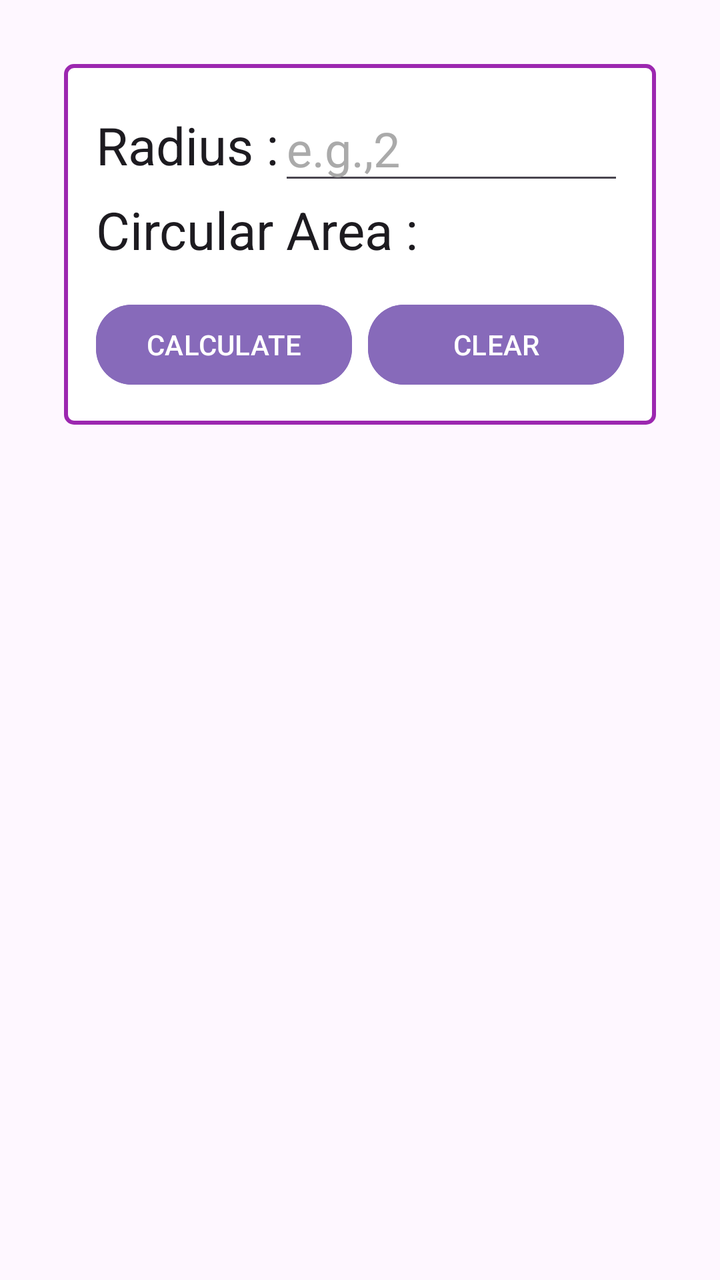
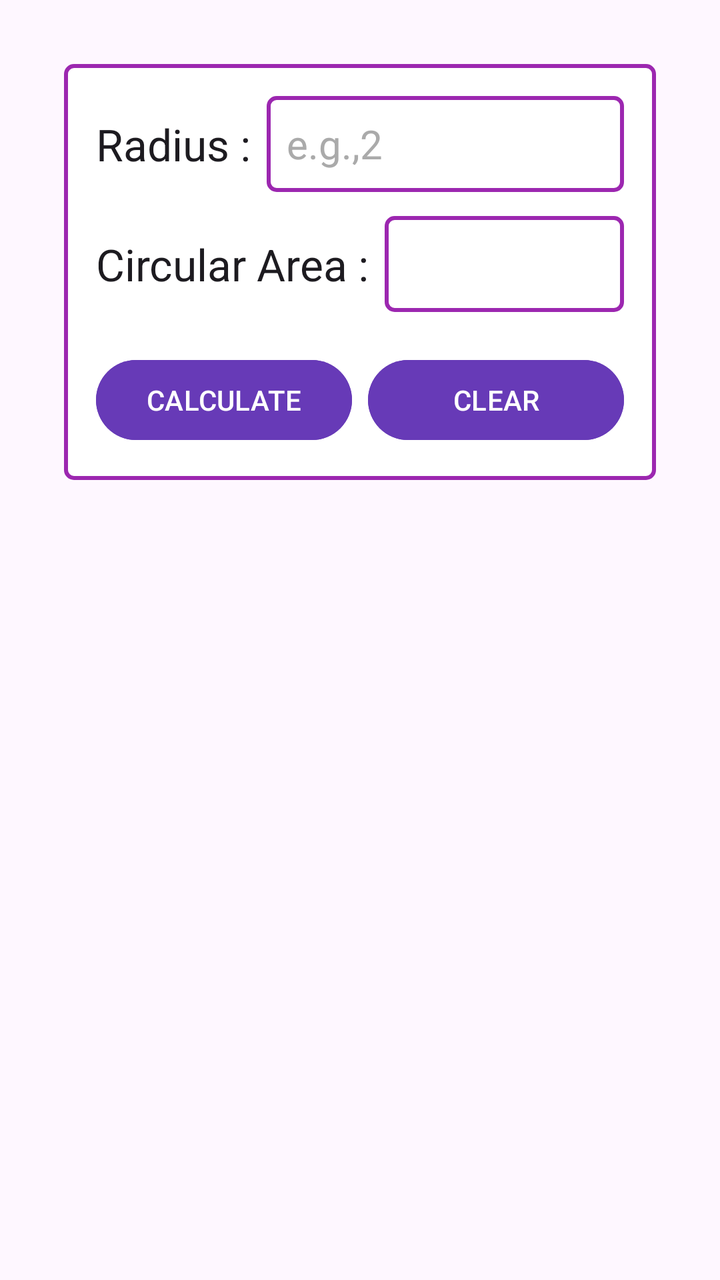

The first picture is an Android layout as it rendered before a commit; the second is the same layout after the commit. The layout source and the unified diff follow.
<!-- AndroidManifest.xml: application theme Theme.MiniAssignment4 -->
<!-- res/layout/activity_main.xml -->
<?xml version="1.0" encoding="utf-8"?>
<LinearLayout xmlns:android="http://schemas.android.com/apk/res/android"
    xmlns:app="http://schemas.android.com/apk/res-auto"
    xmlns:tools="http://schemas.android.com/tools"
    android:id="@+id/main"
    android:layout_width="match_parent"
    android:layout_height="match_parent"
    android:orientation="vertical"
    android:padding="16dp"
    tools:context=".MainActivity">

    
    <LinearLayout
        android:layout_width="match_parent"
        android:layout_height="wrap_content"
        android:background="@drawable/purple_border"
        android:layout_margin="16dp"
        android:orientation="vertical"
        android:padding="16dp"
        tools:ignore="UselessParent">

        
        <LinearLayout
            android:layout_width="match_parent"
            android:layout_height="wrap_content"
            android:gravity="center_vertical"
            android:orientation="horizontal">

            <TextView
                android:id="@+id/redius"
                android:layout_width="wrap_content"
                android:layout_height="wrap_content"
                android:text="@string/label_radius"
                android:textAppearance="@style/TextAppearance.AppCompat.Large"
                android:textSize="26sp" />

            <EditText
                android:id="@+id/input"
                android:layout_width="0dp"
                android:layout_height="wrap_content"
                android:layout_weight="1"
                android:hint="@string/hint_radius"
                android:importantForAutofill="no"
                android:inputType="numberDecimal"
                android:textColorHint="#AAAAAA"
                android:textSize="24sp"
                tools:ignore="TooWide" />

        </LinearLayout>

        
        <LinearLayout
            android:layout_width="match_parent"
            android:layout_height="wrap_content"
            android:layout_marginBottom="16dp"
            android:gravity="center_vertical"
            android:orientation="horizontal">

            <TextView
                android:id="@+id/CircularArea"
                android:layout_width="wrap_content"
                android:layout_height="wrap_content"
                android:text="@string/label_area"
                android:textAppearance="@style/TextAppearance.AppCompat.Large"
                android:textSize="26sp" />

            <TextView
                android:id="@+id/Result"
                android:layout_width="0dp"
                android:layout_height="wrap_content"
                android:layout_weight="1"
                android:textAppearance="@style/TextAppearance.AppCompat.Large"
                android:textSize="23sp" />

        </LinearLayout>

        
        <LinearLayout
            android:layout_width="match_parent"
            android:layout_height="wrap_content"
            android:orientation="horizontal">

            <com.google.android.material.button.MaterialButton
                android:id="@+id/calculate"
                android:layout_width="0dp"
                android:layout_height="wrap_content"
                android:layout_marginEnd="8dp"
                android:layout_weight="1"
                android:backgroundTint="#876ABA"
                android:text="@string/btn_calculate"
                app:cornerRadius="18dp"
                tools:ignore="TooWide" />

            <com.google.android.material.button.MaterialButton
                android:id="@+id/clear"
                android:layout_width="0dp"
                android:layout_height="wrap_content"
                android:layout_weight="1"
                android:backgroundTint="#876ABA"
                android:text="@string/btn_clear"
                app:cornerRadius="18dp"
                tools:ignore="TooWide" />
        </LinearLayout>

    </LinearLayout>

</LinearLayout>
<!-- resources referenced by this layout -->
<resources>
  <!-- drawable purple_border (drawable) -->
  <?xml version="1.0" encoding="utf-8"?>
  <shape xmlns:android="http://schemas.android.com/apk/res/android"
      android:shape="rectangle">
      
      <solid android:color="#FFFFFF" />
  
      
      <stroke
          android:width="2dp"
          android:color="#9C27B0" />
  
      
      <corners android:radius="4dp" />
  </shape>
  <string name="btn_calculate">CALCULATE</string>
  <string name="btn_clear">CLEAR</string>
  <string name="hint_radius">e.g.,2</string>
  <string name="label_area">Circular Area :</string>
  <string name="label_radius">Radius :</string>
  <style name="Theme.MiniAssignment4" parent="Base.Theme.MiniAssignment4" />
  <style name="Base.Theme.MiniAssignment4" parent="Theme.Material3.DayNight.NoActionBar">
          
          
      </style>
</resources>

<!-- the commit's change to res/layout/activity_main.xml (unified diff, before → after) -->
@@ -5,6 +5,7 @@
     android:id="@+id/main"
     android:layout_width="match_parent"
     android:layout_height="match_parent"
+    android:layout_marginTop="100dp"
     android:orientation="vertical"
     android:padding="16dp"
     tools:context=".MainActivity">
@@ -13,8 +14,8 @@
     <LinearLayout
         android:layout_width="match_parent"
         android:layout_height="wrap_content"
+        android:layout_margin="16dp"
         android:background="@drawable/purple_border"
-        android:layout_margin="16dp"
         android:orientation="vertical"
         android:padding="16dp"
         tools:ignore="UselessParent">
@@ -23,6 +24,7 @@
         <LinearLayout
             android:layout_width="match_parent"
             android:layout_height="wrap_content"
+            android:layout_marginBottom="12dp"
             android:gravity="center_vertical"
             android:orientation="horizontal">
 
@@ -30,21 +32,26 @@
                 android:id="@+id/redius"
                 android:layout_width="wrap_content"
                 android:layout_height="wrap_content"
+                android:layout_marginEnd="8dp"
                 android:text="@string/label_radius"
                 android:textAppearance="@style/TextAppearance.AppCompat.Large"
-                android:textSize="26sp" />
+                android:textSize="22sp" />
 
+            
             <EditText
                 android:id="@+id/input"
                 android:layout_width="0dp"
                 android:layout_height="wrap_content"
                 android:layout_weight="1"
+                android:background="@drawable/purple_border"
                 android:hint="@string/hint_radius"
                 android:importantForAutofill="no"
                 android:inputType="numberDecimal"
+                android:minHeight="48dp"
+                android:padding="10dp"
                 android:textColorHint="#AAAAAA"
-                android:textSize="24sp"
-                tools:ignore="TooWide" />
+                android:textSize="20sp"
+                tools:ignore="TooWide,VisualLintTextFieldSize,VisualLintTouchTargetSize" />
 
         </LinearLayout>
 
@@ -52,7 +59,7 @@
         <LinearLayout
             android:layout_width="match_parent"
             android:layout_height="wrap_content"
-            android:layout_marginBottom="16dp"
+            android:layout_marginBottom="20dp"
             android:gravity="center_vertical"
             android:orientation="horizontal">
 
@@ -60,17 +67,22 @@
                 android:id="@+id/CircularArea"
                 android:layout_width="wrap_content"
                 android:layout_height="wrap_content"
+                android:layout_marginEnd="8dp"
                 android:text="@string/label_area"
                 android:textAppearance="@style/TextAppearance.AppCompat.Large"
-                android:textSize="26sp" />
+                android:textSize="22sp" />
 
+            
             <TextView
                 android:id="@+id/Result"
                 android:layout_width="0dp"
                 android:layout_height="wrap_content"
                 android:layout_weight="1"
+                android:background="@drawable/purple_border"
+                android:minHeight="48dp"
+                android:padding="10dp"
                 android:textAppearance="@style/TextAppearance.AppCompat.Large"
-                android:textSize="23sp" />
+                android:textSize="20sp" />
 
         </LinearLayout>
 
@@ -86,20 +98,23 @@
                 android:layout_height="wrap_content"
                 android:layout_marginEnd="8dp"
                 android:layout_weight="1"
-                android:backgroundTint="#876ABA"
+                android:backgroundTint="#673AB7"
                 android:text="@string/btn_calculate"
-                app:cornerRadius="18dp"
-                tools:ignore="TooWide" />
+                android:textColor="#FFFFFF"
+                app:cornerRadius="20dp"
+                tools:ignore="TooWide,VisualLintButtonSize,VisualLintContrast" />
 
             <com.google.android.material.button.MaterialButton
                 android:id="@+id/clear"
                 android:layout_width="0dp"
                 android:layout_height="wrap_content"
                 android:layout_weight="1"
-                android:backgroundTint="#876ABA"
+                android:backgroundTint="#673AB7"
                 android:text="@string/btn_clear"
-                app:cornerRadius="18dp"
-                tools:ignore="TooWide" />
+                android:textColor="#FFFFFF"
+                app:cornerRadius="20dp"
+                tools:ignore="TooWide,VisualLintButtonSize,VisualLintContrast" />
+
         </LinearLayout>
 
     </LinearLayout>
